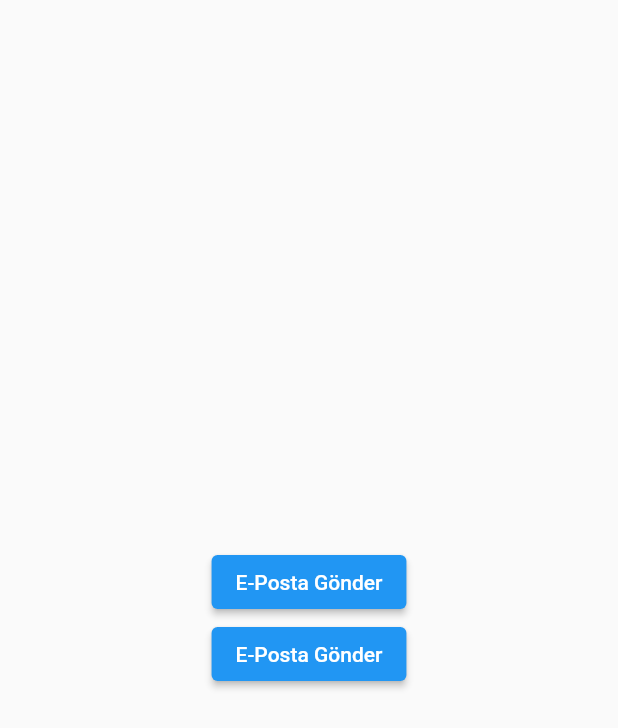
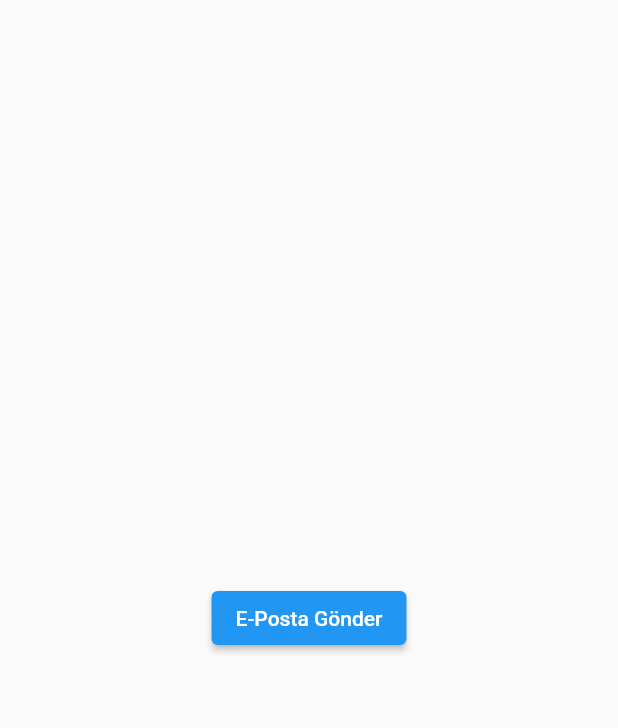
Before and after one commit to erolsarica/mail_urllauncher, a Flutter app: the screen it shows after launch, on a phone screen of 412 x 824 dp. Shown: the top 728 px of the screen. Run offline on Flutter 3.47's test engine with Material 2 defaults, Android fonts, the phone set to English and light mode, and no system bars.

Commit message:
title updated

```diff
--- a/lib/home_page.dart
+++ b/lib/home_page.dart
@@ -23,13 +23,6 @@ class _HomePageState extends State<HomePage> {
 
               },child: Text("E-Posta Gönder"),
             ),
-            ElevatedButton(
-              onPressed: (){
-
-                launchUrl(Uri.parse('mailto:erolsarica2@gmail.com?subject=Merhaba&body=E-posta konusu'));
-
-              },child: Text("E-Posta Gönder"),
-            ),
           ],
         ),
       ),
```
